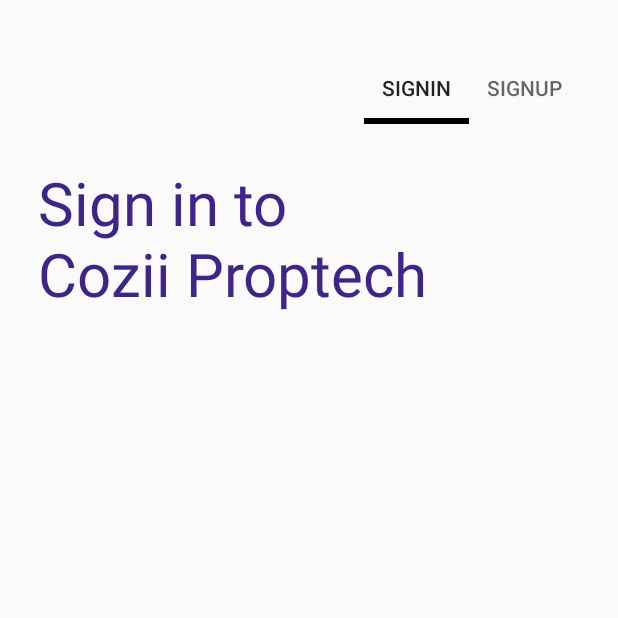
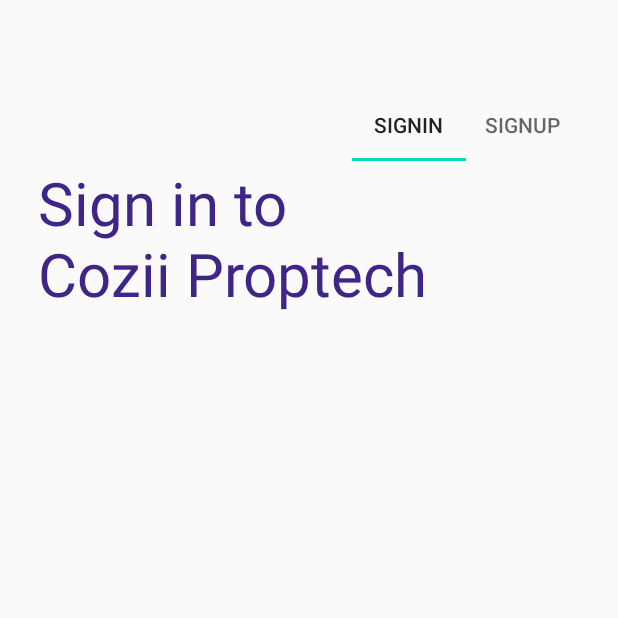
Before and after one commit to OrganizationTestRepository/Cozii, an Android app: the screen it shows after launch (SignUpAndSignInBaseActivity), on a phone screen of 412 x 824 dp, the top half of it. Run offline under Robolectric (Android 15) with nearby library versions, the phone set to English and light mode, and no system bars.

Commit message:
Cozii Android: Change the parameters of tab layout

```diff
--- a/app/src/main/res/layout/activity_sign_up_and_sign_in_base.xml
+++ b/app/src/main/res/layout/activity_sign_up_and_sign_in_base.xml
@@ -9,15 +9,16 @@
 
     <com.google.android.material.tabs.TabLayout
         android:id="@+id/tab_sign_up_and_sign_in"
+        style="@style/MyTabLayout"
         android:layout_width="wrap_content"
         android:layout_height="wrap_content"
         android:layout_marginEnd="@dimen/tab_layout_end_margin"
         android:layout_marginRight="@dimen/tab_layout_end_margin"
+        android:paddingEnd="@dimen/tab_end_padding"
+        android:paddingRight="@dimen/tab_end_padding"
+        app:layout_constraintBottom_toTopOf="@+id/ten_percent_guide_line"
         app:layout_constraintEnd_toEndOf="parent"
-        app:layout_constraintBottom_toTopOf="@+id/ten_percent_guide_line"
-        app:tabGravity="fill"
-        app:tabIndicatorColor="@android:color/black"
-        app:tabIndicatorHeight="4dp" />
+        app:tabIndicatorHeight="2dp" />
 
     <androidx.viewpager2.widget.ViewPager2
         android:id="@+id/base_view_pager"
@@ -30,7 +31,7 @@
         android:layout_width="match_parent"
         android:layout_height="wrap_content"
         android:orientation="horizontal"
-        app:layout_constraintGuide_percent="0.1"/>
+        app:layout_constraintGuide_percent="0.13" />
 
 
 </androidx.constraintlayout.widget.ConstraintLayout>
```
